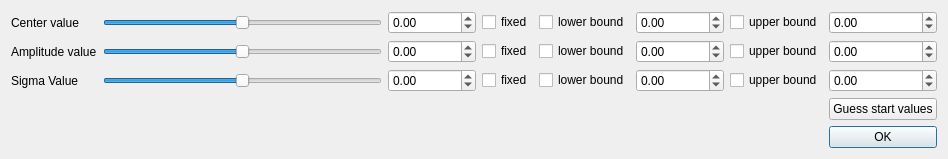
The window that pensant/ui/lorentzianModelFitParameters.ui (syncope/pensant) describes before a commit, drawn with Qt 5.
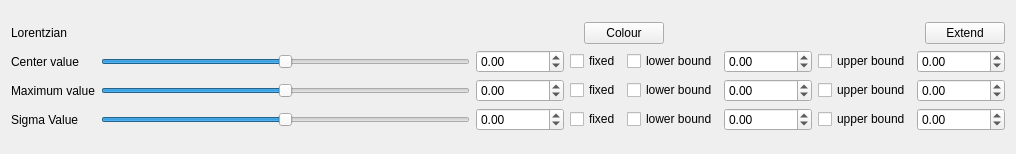
The same window after the commit.

Commit message: + finished all new api implementations for the widgets ++ simple tests all work !

Diff of the .ui file:
```diff
--- a/pensant/ui/lorentzianModelFitParameters.ui
+++ b/pensant/ui/lorentzianModelFitParameters.ui
@@ -6,7 +6,7 @@
    <rect>
     <x>0</x>
     <y>0</y>
-    <width>948</width>
+    <width>1016</width>
     <height>154</height>
    </rect>
   </property>
@@ -17,137 +17,173 @@
    <string>LorentzianModelParameters</string>
   </property>
   <layout class="QGridLayout" name="gridLayout_2">
-   <item row="0" column="0">
-    <layout class="QGridLayout" name="gridLayout">
-     <item row="0" column="0">
+   <item row="1" column="0">
+    <layout class="QVBoxLayout" name="verticalLayout">
+     <item>
+      <layout class="QHBoxLayout" name="horizontalLayout">
+       <item>
+        <widget class="QLabel" name="label_4">
+         <property name="text">
+          <string>Lorentzian</string>
+         </property>
+        </widget>
+       </item>
+       <item>
+        <spacer name="horizontalSpacer_3">
+         <property name="orientation">
+          <enum>Qt::Horizontal</enum>
+         </property>
+         <property name="sizeHint" stdset="0">
+          <size>
+           <width>40</width>
+           <height>20</height>
+          </size>
+         </property>
+        </spacer>
+       </item>
+       <item>
+        <spacer name="horizontalSpacer_2">
+         <property name="orientation">
+          <enum>Qt::Horizontal</enum>
+         </property>
+         <property name="sizeHint" stdset="0">
+          <size>
+           <width>40</width>
+           <height>20</height>
+          </size>
+         </property>
+        </spacer>
+       </item>
+       <item>
+        <widget class="QPushButton" name="chooseColourButton">
+         <property name="text">
+          <string>Colour</string>
+         </property>
+        </widget>
+       </item>
+       <item>
+        <spacer name="horizontalSpacer">
+         <property name="orientation">
+          <enum>Qt::Horizontal</enum>
+         </property>
+         <property name="sizeHint" stdset="0">
+          <size>
+           <width>40</width>
+           <height>20</height>
+          </size>
+         </property>
+        </spacer>
+       </item>
+       <item>
+        <widget class="QPushButton" name="extendButton">
+         <property name="text">
+          <string>Extend</string>
+         </property>
+        </widget>
+       </item>
+      </layout>
+     </item>
+     <item>
+      <layout class="QGridLayout" name="gridLayout_3">
+       <item row="3" column="0">
+        <widget class="QLabel" name="label_3">
+         <property name="text">
+          <string>Sigma Value</string>
+         </property>
+        </widget>
+       </item>
+       <item row="1" column="0">
       <widget class="QLabel" name="label">
        <property name="text">
         <string>Center value</string>
        </property>
       </widget>
      </item>
-     <item row="0" column="5">
-      <widget class="QDoubleSpinBox" name="centerLBValue">
-       <property name="decimals">
-        <number>2</number>
-       </property>
-       <property name="minimum">
-        <double>-1000000.000000000000000</double>
-       </property>
-       <property name="maximum">
-        <double>1000000.000000000000000</double>
-       </property>
-      </widget>
-     </item>
-     <item row="0" column="1">
-      <widget class="QSlider" name="centerSlider">
-       <property name="maximum">
-        <number>100</number>
-       </property>
-       <property name="value">
-        <number>50</number>
-       </property>
-       <property name="orientation">
-        <enum>Qt::Horizontal</enum>
-       </property>
-      </widget>
-     </item>
-     <item row="0" column="2">
-      <widget class="QDoubleSpinBox" name="centerValue">
-       <property name="decimals">
-        <number>2</number>
-       </property>
-       <property name="minimum">
-        <double>-1000000.000000000000000</double>
-       </property>
-       <property name="maximum">
-        <double>1000000.000000000000000</double>
-       </property>
-      </widget>
-     </item>
-     <item row="0" column="4">
-      <widget class="QCheckBox" name="useLBCenter">
-       <property name="text">
-        <string>lower bound</string>
-       </property>
-      </widget>
-     </item>
-     <item row="0" column="3">
-      <widget class="QCheckBox" name="centerFixedCB">
-       <property name="text">
-        <string>fixed</string>
-       </property>
-      </widget>
-     </item>
-     <item row="0" column="6">
-      <widget class="QCheckBox" name="useUBCenter">
-       <property name="text">
-        <string>upper bound</string>
-       </property>
-      </widget>
-     </item>
-     <item row="0" column="7">
-      <widget class="QDoubleSpinBox" name="centerUBValue">
-       <property name="decimals">
-        <number>2</number>
-       </property>
-       <property name="minimum">
-        <double>-1000000.000000000000000</double>
-       </property>
-       <property name="maximum">
-        <double>1000000.000000000000000</double>
-       </property>
-      </widget>
-     </item>
-     <item row="1" column="0">
+       <item row="2" column="0">
       <widget class="QLabel" name="label_2">
        <property name="text">
-        <string>Amplitude value</string>
+          <string>Maximum value</string>
        </property>
       </widget>
      </item>
-     <item row="4" column="7">
-      <widget class="QPushButton" name="configDonePushBtn">
+       <item row="3" column="1">
+        <widget class="QSlider" name="sigmaSlider">
+         <property name="maximum">
+          <number>100</number>
+         </property>
+         <property name="pageStep">
+          <number>5</number>
+         </property>
+         <property name="value">
+          <number>50</number>
+         </property>
+         <property name="orientation">
+          <enum>Qt::Horizontal</enum>
+         </property>
+        </widget>
+       </item>
+       <item row="3" column="2">
+        <widget class="QDoubleSpinBox" name="sigmaValue">
+         <property name="decimals">
+          <number>2</number>
+         </property>
+         <property name="minimum">
+          <double>-1000000.000000000000000</double>
+         </property>
+         <property name="maximum">
+          <double>1000000.000000000000000</double>
+         </property>
+        </widget>
+       </item>
+       <item row="3" column="3">
+        <widget class="QCheckBox" name="sigmaFixedCB">
        <property name="text">
-        <string>OK</string>
-       </property>
-       <property name="default">
-        <bool>true</bool>
+          <string>fixed</string>
+         </property>
+        </widget>
+       </item>
+       <item row="3" column="4">
+        <widget class="QCheckBox" name="useLBSigma">
+         <property name="text">
+          <string>lower bound</string>
+         </property>
+        </widget>
+       </item>
+       <item row="3" column="5">
+        <widget class="QDoubleSpinBox" name="sigmaLBValue">
+         <property name="decimals">
+          <number>2</number>
+         </property>
+         <property name="minimum">
+          <double>-1000000.000000000000000</double>
+         </property>
+         <property name="maximum">
+          <double>1000000.000000000000000</double>
+         </property>
+        </widget>
+       </item>
+       <item row="3" column="6">
+        <widget class="QCheckBox" name="useUBSigma">
+         <property name="text">
+          <string>upper bound</string>
        </property>
       </widget>
      </item>
      <item row="3" column="7">
-      <widget class="QPushButton" name="guessStartValuesBtn">
-       <property name="text">
-        <string>Guess start values</string>
-       </property>
-      </widget>
-     </item>
-     <item row="2" column="0">
-      <widget class="QLabel" name="label_3">
-       <property name="text">
-        <string>Sigma Value</string>
-       </property>
-      </widget>
-     </item>
-     <item row="1" column="1">
-      <widget class="QSlider" name="amplitudeSlider">
+        <widget class="QDoubleSpinBox" name="sigmaUBValue">
+         <property name="decimals">
+          <number>2</number>
+         </property>
+         <property name="minimum">
+          <double>-1000000.000000000000000</double>
+         </property>
        <property name="maximum">
-        <number>100</number>
-       </property>
-       <property name="pageStep">
-        <number>5</number>
-       </property>
-       <property name="value">
-        <number>50</number>
-       </property>
-       <property name="orientation">
-        <enum>Qt::Horizontal</enum>
+          <double>1000000.000000000000000</double>
        </property>
       </widget>
      </item>
      <item row="2" column="1">
-      <widget class="QSlider" name="sigmaSlider">
+        <widget class="QSlider" name="amplitudeSlider">
        <property name="maximum">
         <number>100</number>
        </property>
@@ -162,21 +198,8 @@
        </property>
       </widget>
      </item>
-     <item row="1" column="2">
-      <widget class="QDoubleSpinBox" name="amplitudeValue">
-       <property name="decimals">
-        <number>2</number>
-       </property>
-       <property name="minimum">
-        <double>-1000000.000000000000000</double>
-       </property>
-       <property name="maximum">
-        <double>1000000.000000000000000</double>
-       </property>
-      </widget>
-     </item>
      <item row="2" column="2">
-      <widget class="QDoubleSpinBox" name="sigmaValue">
+        <widget class="QDoubleSpinBox" name="amplitudeValue">
        <property name="decimals">
         <number>2</number>
        </property>
@@ -188,49 +211,22 @@
        </property>
       </widget>
      </item>
-     <item row="1" column="3">
-      <widget class="QCheckBox" name="amplitudeFixedCB">
-       <property name="text">
-        <string>fixed</string>
-       </property>
-      </widget>
-     </item>
      <item row="2" column="3">
-      <widget class="QCheckBox" name="sigmaFixedCB">
+        <widget class="QCheckBox" name="amplitudeFixedCB">
        <property name="text">
         <string>fixed</string>
        </property>
       </widget>
      </item>
-     <item row="1" column="4">
-      <widget class="QCheckBox" name="useLBAmplitude">
-       <property name="text">
-        <string>lower bound</string>
-       </property>
-      </widget>
-     </item>
      <item row="2" column="4">
-      <widget class="QCheckBox" name="useLBSigma">
+        <widget class="QCheckBox" name="useLBAmplitude">
        <property name="text">
         <string>lower bound</string>
        </property>
       </widget>
      </item>
-     <item row="1" column="5">
-      <widget class="QDoubleSpinBox" name="amplitudeLBValue">
-       <property name="decimals">
-        <number>2</number>
-       </property>
-       <property name="minimum">
-        <double>-1000000.000000000000000</double>
-       </property>
-       <property name="maximum">
-        <double>1000000.000000000000000</double>
-       </property>
-      </widget>
-     </item>
      <item row="2" column="5">
-      <widget class="QDoubleSpinBox" name="sigmaLBValue">
+        <widget class="QDoubleSpinBox" name="amplitudeLBValue">
        <property name="decimals">
         <number>2</number>
        </property>
@@ -242,35 +238,15 @@
        </property>
       </widget>
      </item>
-     <item row="1" column="6">
-      <widget class="QCheckBox" name="useUBAmplitude">
-       <property name="text">
-        <string>upper bound</string>
-       </property>
-      </widget>
-     </item>
      <item row="2" column="6">
-      <widget class="QCheckBox" name="useUBSigma">
+        <widget class="QCheckBox" name="useUBAmplitude">
        <property name="text">
         <string>upper bound</string>
        </property>
       </widget>
      </item>
-     <item row="1" column="7">
-      <widget class="QDoubleSpinBox" name="amplitudeUBValue">
-       <property name="decimals">
-        <number>2</number>
-       </property>
-       <property name="minimum">
-        <double>-1000000.000000000000000</double>
-       </property>
-       <property name="maximum">
-        <double>1000000.000000000000000</double>
-       </property>
-      </widget>
-     </item>
      <item row="2" column="7">
-      <widget class="QDoubleSpinBox" name="sigmaUBValue">
+        <widget class="QDoubleSpinBox" name="amplitudeUBValue">
        <property name="decimals">
         <number>2</number>
        </property>
@@ -281,6 +257,81 @@
         <double>1000000.000000000000000</double>
        </property>
       </widget>
+       </item>
+       <item row="1" column="1">
+        <widget class="QSlider" name="centerSlider">
+         <property name="maximum">
+          <number>100</number>
+         </property>
+         <property name="value">
+          <number>50</number>
+         </property>
+         <property name="orientation">
+          <enum>Qt::Horizontal</enum>
+         </property>
+        </widget>
+       </item>
+       <item row="1" column="3">
+        <widget class="QCheckBox" name="centerFixedCB">
+         <property name="text">
+          <string>fixed</string>
+         </property>
+        </widget>
+       </item>
+       <item row="1" column="2">
+        <widget class="QDoubleSpinBox" name="centerValue">
+         <property name="decimals">
+          <number>2</number>
+         </property>
+         <property name="minimum">
+          <double>-1000000.000000000000000</double>
+         </property>
+         <property name="maximum">
+          <double>1000000.000000000000000</double>
+         </property>
+        </widget>
+       </item>
+       <item row="1" column="4">
+        <widget class="QCheckBox" name="useLBCenter">
+         <property name="text">
+          <string>lower bound</string>
+         </property>
+        </widget>
+       </item>
+       <item row="1" column="5">
+        <widget class="QDoubleSpinBox" name="centerLBValue">
+         <property name="decimals">
+          <number>2</number>
+         </property>
+         <property name="minimum">
+          <double>-1000000.000000000000000</double>
+         </property>
+         <property name="maximum">
+          <double>1000000.000000000000000</double>
+         </property>
+        </widget>
+       </item>
+       <item row="1" column="6">
+        <widget class="QCheckBox" name="useUBCenter">
+         <property name="text">
+          <string>upper bound</string>
+         </property>
+        </widget>
+       </item>
+       <item row="1" column="7">
+        <widget class="QDoubleSpinBox" name="centerUBValue">
+         <property name="decimals">
+          <number>2</number>
+         </property>
+         <property name="minimum">
+          <double>-1000000.000000000000000</double>
+         </property>
+         <property name="maximum">
+          <double>1000000.000000000000000</double>
+         </property>
+        </widget>
+       </item>
+      </layout>
      </item>
     </layout>
    </item>
```
Lines whose indentation alone changed are shown as unchanged. The commit also changes 5 other files.
